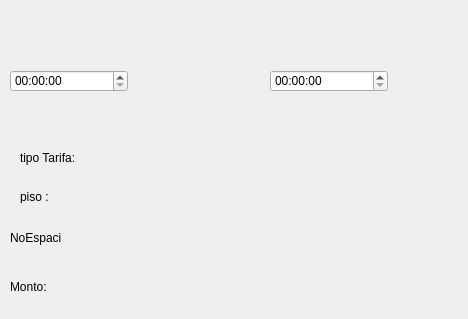
Qt form Estacionamiento/usuario.ui (FernandoHS-0/Estacionamiento) before a commit.
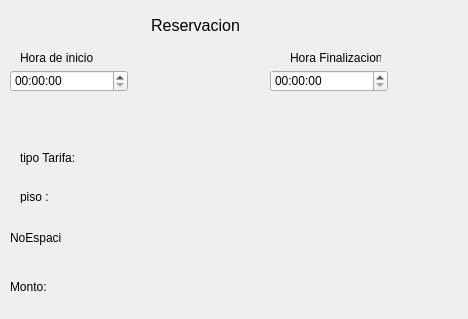
The same form after that commit.

Diff of the .ui file:
```diff
--- a/Estacionamiento/usuario.ui
+++ b/Estacionamiento/usuario.ui
@@ -147,6 +147,53 @@
     <string/>
    </property>
   </widget>
+  <widget class="QLabel" name="label_5">
+   <property name="geometry">
+    <rect>
+     <x>20</x>
+     <y>50</y>
+     <width>81</width>
+     <height>16</height>
+    </rect>
+   </property>
+   <property name="text">
+    <string>Hora de inicio</string>
+   </property>
+  </widget>
+  <widget class="QLabel" name="label_6">
+   <property name="geometry">
+    <rect>
+     <x>290</x>
+     <y>50</y>
+     <width>91</width>
+     <height>16</height>
+    </rect>
+   </property>
+   <property name="text">
+    <string>Hora Finalizacion</string>
+   </property>
+  </widget>
+  <widget class="QLabel" name="label_7">
+   <property name="geometry">
+    <rect>
+     <x>130</x>
+     <y>10</y>
+     <width>131</width>
+     <height>31</height>
+    </rect>
+   </property>
+   <property name="font">
+    <font>
+     <pointsize>12</pointsize>
+    </font>
+   </property>
+   <property name="text">
+    <string>Reservacion</string>
+   </property>
+   <property name="alignment">
+    <set>Qt::AlignCenter</set>
+   </property>
+  </widget>
  </widget>
  <resources/>
  <connections/>
```
